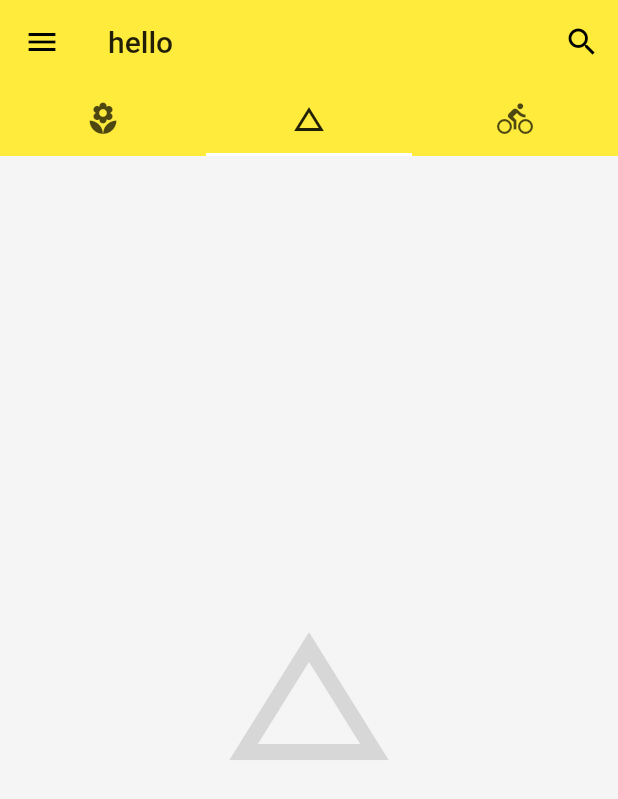
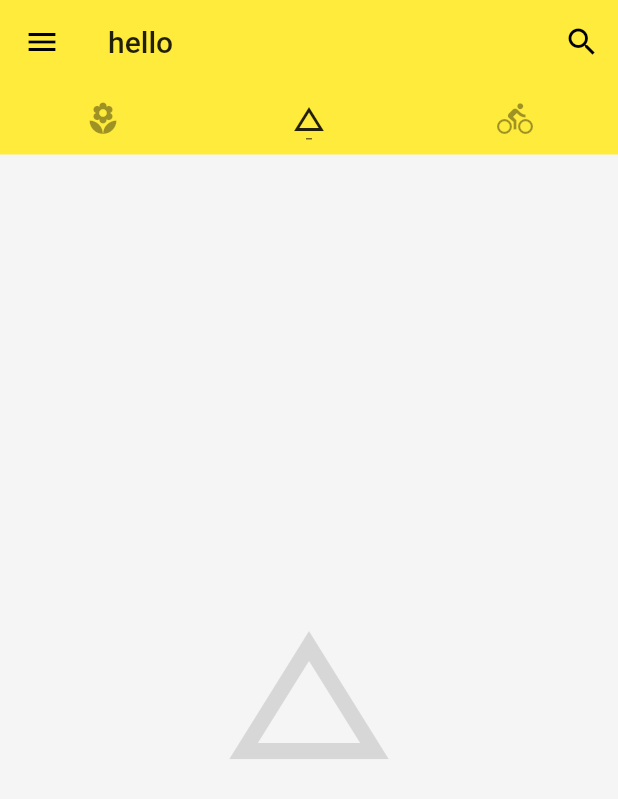
Before and after one commit to ShondaXX/flutter, a Flutter app: the screen it shows after launch, tab 2 chosen, on a phone screen of 412 x 824 dp. Shown: the top 799 px of the screen. Run offline on Flutter 3.47's test engine with Material 2 defaults, Android fonts, the phone set to English and light mode, and no system bars.

Commit message:
自定义标签栏样式

```diff
--- a/lib/main.dart
+++ b/lib/main.dart
@@ -46,6 +46,11 @@ class Home extends StatelessWidget {
           title: Text("hello"), //标题
           elevation: 0.0, //顶部工具栏阴影
           bottom: TabBar(//标签栏
+            unselectedLabelColor: Colors.black38,//未被选中标签颜色
+            indicatorColor: Colors.black54,//选中标签下方线条颜色
+            indicatorSize: TabBarIndicatorSize.label,//选中标签下方线条长度
+            indicatorWeight: 1.0,//选中标签下方线条粗细
+            indicatorPadding: EdgeInsets.all(10.0),//选中标签下方线条的内边距
             tabs: <Widget>[
               Tab(//标签控制器小部件
                 icon: Icon(//图标小部件
```
